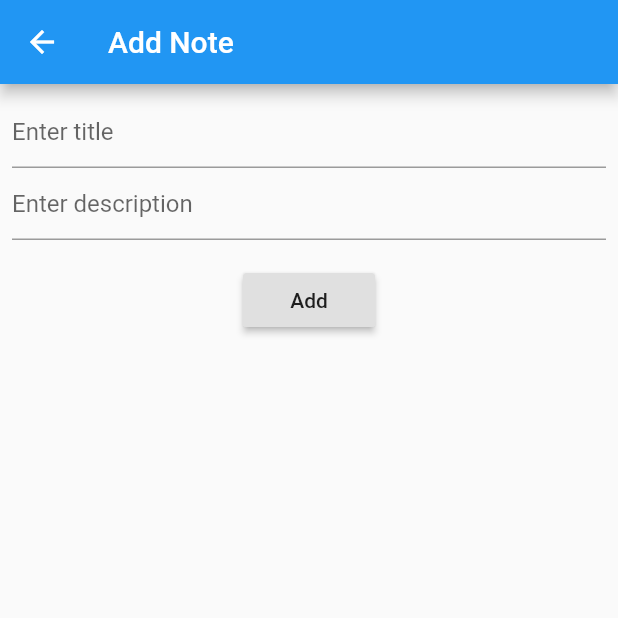
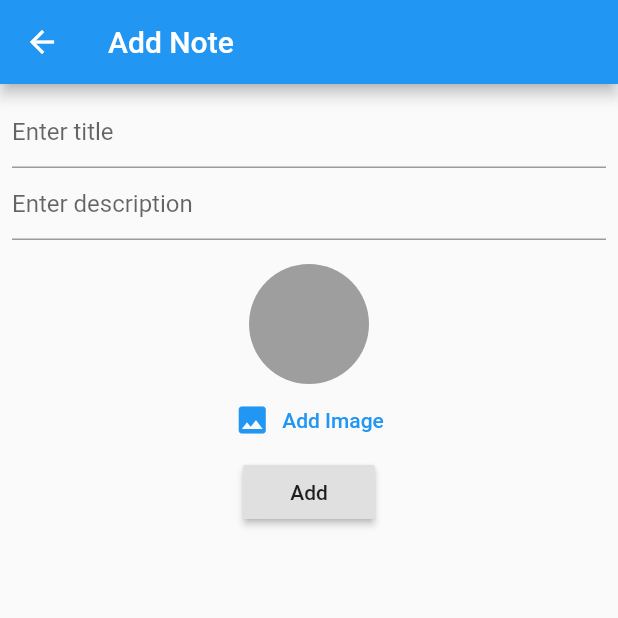
Before and after one commit to nowxel/test_task_key_to_tech, a Flutter app: the NotesAddUi screen opened directly, on a phone screen of 412 x 824 dp, the top half of it. Run offline on Flutter 3.47's test engine with Material 2 defaults, Android fonts, the phone set to English and light mode, and no system bars; our stand-ins replace bloc, flutter_bloc, image_picker.

Commit message:
add image_picker_android

```diff
--- a/lib/bloc/add_ui.dart
+++ b/lib/bloc/add_ui.dart
@@ -1,9 +1,14 @@
+import 'dart:io';
+
 import 'package:flutter/material.dart';
 import 'package:flutter_bloc/flutter_bloc.dart';
-import 'package:test_task_key_to_tech/bloc/bloc.dart';
-import 'package:test_task_key_to_tech/bloc/event.dart';
-import 'package:test_task_key_to_tech/bloc/model.dart';
+import 'package:image_picker/image_picker.dart';
 import 'package:test_task_key_to_tech/bloc/state.dart';
+
+import 'bloc.dart';
+import 'event.dart';
+import 'model.dart';
+
 
 
 class NotesAddUi extends StatefulWidget {
@@ -21,6 +26,27 @@ class _NotesAddUiState extends State<NotesAddUi> {
   NoteBloc noteBloc;
   bool _isEmpty = true;
 
+  File _pickedImage;
+
+  //final picker = ImagePicker();
+
+  void _pickImage() async {
+    final File getImage = await ImagePicker.pickImage(
+      source: ImageSource.camera,
+      imageQuality: 50,
+      maxWidth: 150,
+
+    );
+    setState(() {
+      if (getImage != null) {
+        _pickedImage = File(getImage.path);
+//widget.imagePickerFun(_pickedImage);
+      } else {
+        print('No image selected.');
+      }
+    });
+  }
+
   @override
   initState() {
     super.initState();
@@ -29,6 +55,7 @@ class _NotesAddUiState extends State<NotesAddUi> {
     imageController = TextEditingController();
     if (widget.model != null) {
       _isEmpty = false;
+      _pickedImage = widget.model.picture;
       titleController.text = widget.model.title;
       descriptionController.text = widget.model.description;
       imageController.text = widget.model.description;
@@ -37,12 +64,12 @@ class _NotesAddUiState extends State<NotesAddUi> {
 
   void addNote() {
     noteBloc.dispatch(AddNoteEvent(
-        NoteModel(titleController.text, descriptionController.text, imageController.text)));
+        NoteModel(titleController.text, descriptionController.text, _pickedImage)));
     Navigator.pop(context);
   }
 
   void updateNote() {
-    noteBloc.dispatch(UpdateNoteEvent(NoteModel(titleController.text, descriptionController.text, imageController.text), widget.index));
+    noteBloc.dispatch(UpdateNoteEvent(NoteModel(titleController.text, descriptionController.text, _pickedImage), widget.index));
     Navigator.pop(context);
   }
 
@@ -76,6 +103,17 @@ class _NotesAddUiState extends State<NotesAddUi> {
             SizedBox(
               height: 16,
             ),
+            CircleAvatar(
+              radius: 40.0,
+              backgroundColor: Colors.grey,
+              backgroundImage:
+              _pickedImage != null ? FileImage(_pickedImage) : null,
+            ),
+            TextButton.icon(
+              icon: Icon(Icons.image),
+              label: Text('Add Image'),
+              onPressed: _pickImage,
+            ),
             BlocBuilder<NoteBloc, NoteState>(
                 bloc: noteBloc,
                 builder: (BuildContext context, NoteState state) {
@@ -96,6 +134,7 @@ class _NotesAddUiState extends State<NotesAddUi> {
                       ),
                     );
                 }),
+
           ],
         ),
       ),
--- a/lib/bloc/model.dart
+++ b/lib/bloc/model.dart
@@ -1,7 +1,9 @@
+import 'dart:io';
+
 class NoteModel {
   String _title;
   String _description;
-  String _image;
+  File _image;
 
   NoteModel(this._title, this._description, this._image);
 
@@ -9,5 +11,5 @@ class NoteModel {
 
   String get title => _title;
 
-  String get picture => _image;
+  File get picture => _image;
 }
--- a/lib/bloc/storage.dart
+++ b/lib/bloc/storage.dart
@@ -2,10 +2,7 @@ import 'package:test_task_key_to_tech/bloc/model.dart';
 
 class NoteStorage {
   List<NoteModel> _noteModels = [
-    NoteModel("Chemistry", "Get book from general store", ''),
-    NoteModel("Physics", "Read reference book", ""),
-    NoteModel("Maths", "It's really hard bro, if you don't study", ""),
-    NoteModel("Football", "Match at 8'o' clock", ""),
+
   ];
 
   List<NoteModel> get notes => _noteModels;
--- a/lib/main.dart
+++ b/lib/main.dart
@@ -1,7 +1,6 @@
 import 'package:flutter/material.dart';
 import 'package:flutter_bloc/flutter_bloc.dart';
 import 'package:test_task_key_to_tech/bloc/bloc.dart';
-// import 'package:test_task_key_to_tech/bloc/model.dart';
 
 import 'package:test_task_key_to_tech/bloc/ui.dart';
 import 'package:test_task_key_to_tech/bloc/add_ui.dart';
```
